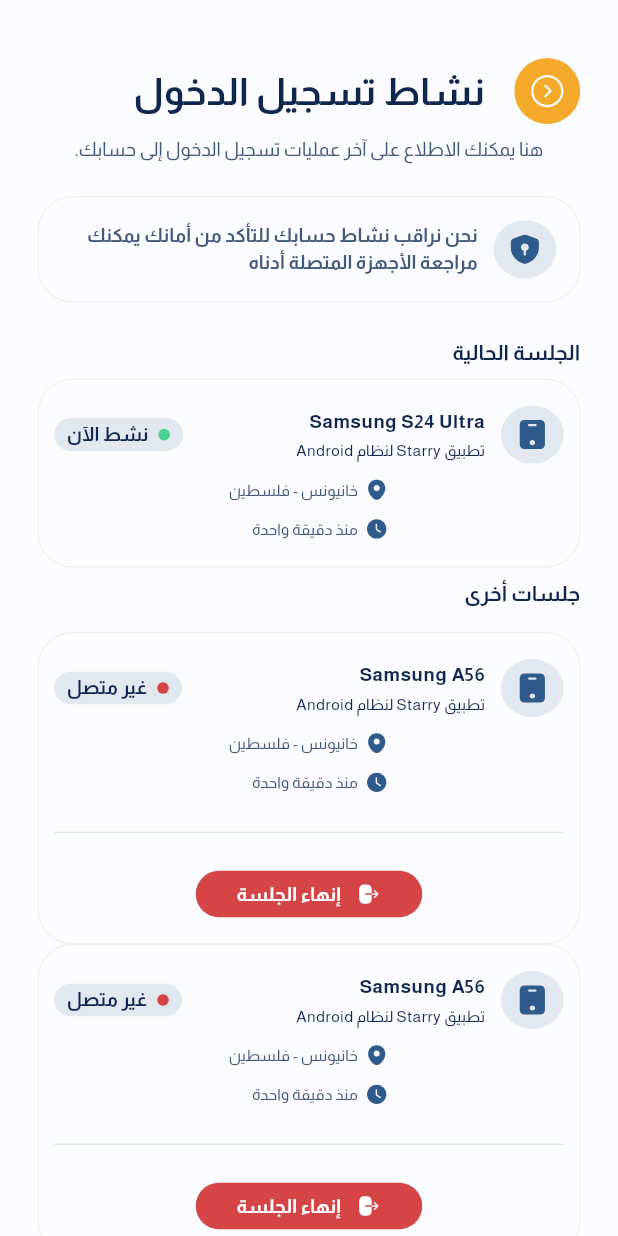
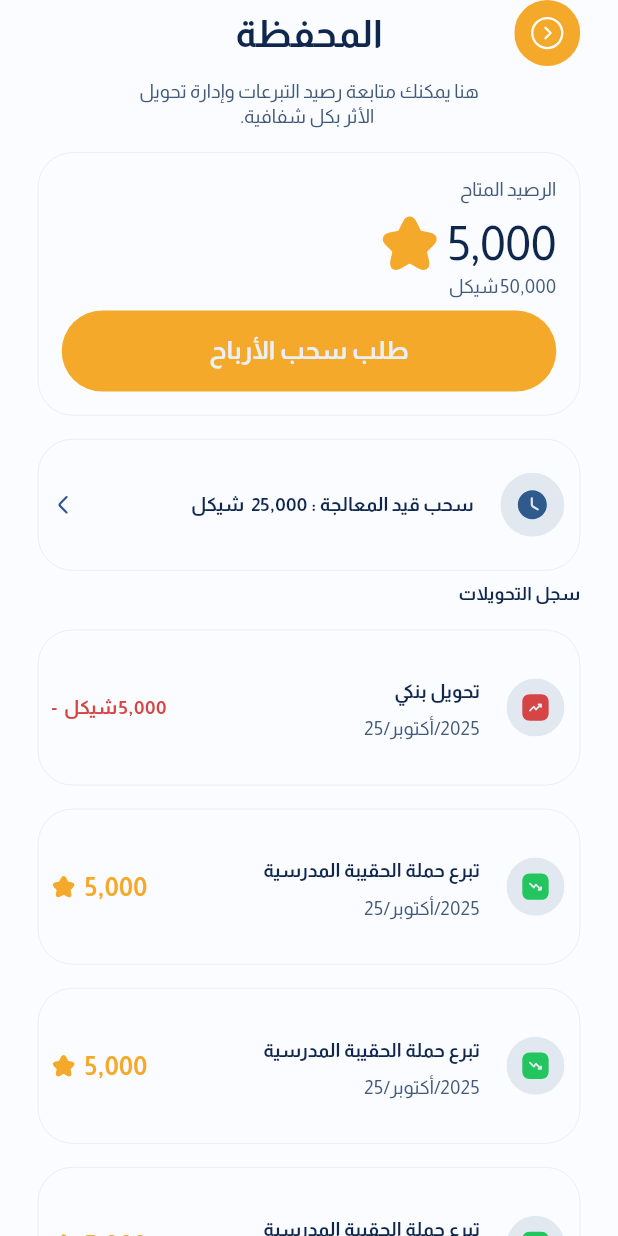
Before and after one commit to alhessiahmed/crowdfunding_platform, a Flutter app: the screen it shows after launch, on a phone screen of 412 x 824 dp. Run offline on Flutter 3.47's test engine with Material 3 defaults, Android fonts, the phone set to English and light mode, and no system bars; our stand-ins replace dotted_border, flutter_screenutil, flutter_svg, get, image_picker, shared_preferences; missing offline and left inert: video_thumbnail.

Commit message:
done wallet_screen

```diff
--- a/lib/controller/core/constants/images_manager.dart
+++ b/lib/controller/core/constants/images_manager.dart
@@ -94,4 +94,8 @@ class ImagesManager {
   static const String phoneIcon = '$iconsPath/ic_phone.svg';
   static const String clockIcon = '$iconsPath/ic_clock.svg';
   static const String logoutIcon = '$iconsPath/ic_logout.svg';
+  static const String withdrawIcon = '$iconsPath/ic_withdraw.svg';
+  static const String depositIcon = '$iconsPath/ic_deposit.svg';
+  static const String onprogressIcon = '$iconsPath/ic_onprogress.svg';
+  static const String arrowLeftIcon = '$iconsPath/ic_arrow_left.svg';
 }
--- a/lib/controller/core/routes/get_pages.dart
+++ b/lib/controller/core/routes/get_pages.dart
@@ -7,6 +7,7 @@ import 'package:crowdfunding_platform/controller/getx/bindings/control_campaign_
 import 'package:crowdfunding_platform/controller/getx/bindings/edit_campaign_details_binding.dart';
 import 'package:crowdfunding_platform/controller/getx/bindings/home_binding.dart';
 import 'package:crowdfunding_platform/controller/getx/bindings/donar_home_binding.dart';
+import 'package:crowdfunding_platform/controller/getx/bindings/wallet_binding.dart';
 import 'package:crowdfunding_platform/view/screens/add_pymaent_method/add_payment_method_page.dart';
 import 'package:crowdfunding_platform/view/screens/add_pymaent_method/choose_payment_method_page.dart';
 import 'package:crowdfunding_platform/view/screens/auth/forgot_password_screen.dart';
@@ -22,6 +23,7 @@ import 'package:crowdfunding_platform/view/screens/main_screen.dart';
 import 'package:crowdfunding_platform/view/screens/update_campaign/add_update_to_campagin_screen.dart';
 import 'package:crowdfunding_platform/view/screens/update_campaign/control_campaign_screen.dart';
 import 'package:crowdfunding_platform/view/screens/update_campaign/edit_campaign_details_screen.dart';
+import 'package:crowdfunding_platform/view/screens/wallet/wallet_screen.dart';
 import 'package:get/get.dart';
 
 import '../../../view/screens/auth/onboarding_shell_screen.dart';
@@ -175,6 +177,11 @@ final List<GetPage<dynamic>> getPages = [
     page: () => const ThanksForPaymentScreen(),
     binding: ThanksForPaymentBinding(),
   ),
+  GetPage(
+    name: RoutesManager.walletScreen,
+    page: () => const WalletScreen(),
+    binding: WalletBinding(),
+  ),
 
   // GetPage(
   //   name: AppRoutes.createAccount,
--- a/lib/controller/core/routes/routes_manager.dart
+++ b/lib/controller/core/routes/routes_manager.dart
@@ -30,4 +30,5 @@ class RoutesManager {
   static const controlCampaignScreen = '/control_campaign_screen';
   static const addUpdateToCampaignScreen = '/add_update_to_campaign_screen';
   static const editCampaignDetailsScreen = '/edit_campaign_details_screen';
+  static const walletScreen = '/wallet_screen';
 }
--- /dev/null
+++ b/lib/controller/getx/bindings/wallet_binding.dart
@@ -0,0 +1,9 @@
+import 'package:crowdfunding_platform/controller/getx/controllers/wallet/wallet_controller.dart';
+import 'package:get/instance_manager.dart';
+
+class WalletBinding implements Bindings {
+  @override
+  void dependencies() {
+    Get.put(WalletController());
+  }
+}
--- /dev/null
+++ b/lib/controller/getx/controllers/wallet/wallet_controller.dart
@@ -0,0 +1,6 @@
+import 'package:get/state_manager.dart';
+
+class WalletController extends GetxController {
+  final int totalStares = 5000;
+  final int mony = 50000;
+}
--- a/lib/controller/localization/ar.dart
+++ b/lib/controller/localization/ar.dart
@@ -251,4 +251,11 @@ Map<String, String> arLocale = {
   'Starry_app_for': 'تطبيق Starry لنظام @OSName',
   'End_session': 'إنهاء الجلسة',
   'Logout_form_All_Devices': 'تسجيل الخروج من كل الأجهزة',
+  'wallet': 'المحفظة',
+  'Here_you_can_track_Your_donation_balance_and_manage_the_impact_transfer_with_complete_transparency.':
+      'هنا يمكنك متابعة رصيد التبرعات وإدارة تحويل\n الأثر بكل شفافية.',
+  'Available_balance': 'الرصيد المتاح',
+  'Withdrawal pending processing': 'سحب قيد المعالجة : @amount  شيكل',
+  'Request_to_withdraw_profits': 'طلب سحب الأرباح',
+  'Transfer_log': 'سجل التحويلات',
 };
--- a/lib/main.dart
+++ b/lib/main.dart
@@ -44,7 +44,7 @@ class MyApp extends StatelessWidget {
           themeMode: ThemeController.to.themeMode,
           // themeMode: ThemeMode.dark,
           // initialRoute: RoutesManager.launchScreen,
-          initialRoute: RoutesManager.loginActivityScreen,
+          initialRoute: RoutesManager.walletScreen,
           getPages: getPages,
           unknownRoute: GetPage(
             name: RoutesManager.launchScreen,
--- /dev/null
+++ b/lib/view/screens/wallet/in_processing_withdrawal_processing_list_tile.dart
@@ -0,0 +1,46 @@
+import 'package:crowdfunding_platform/controller/core/constants/images_manager.dart';
+import 'package:crowdfunding_platform/view/widgets/update_campaign_widget/app_card.dart';
+import 'package:flutter/material.dart';
+import 'package:flutter_screenutil/flutter_screenutil.dart';
+import 'package:flutter_svg/svg.dart';
+import 'package:get/get_utils/src/extensions/internacionalization.dart';
+import 'package:intl/intl.dart';
+
+class InProcessingWithdrawalProcessingListTile extends StatelessWidget {
+  const InProcessingWithdrawalProcessingListTile({
+    super.key,
+    required this.amount,
+  });
+  final int amount;
+  @override
+  Widget build(BuildContext context) {
+    final numberFormatter = NumberFormat('#,###');
+    return AppCard(
+      padding: EdgeInsets.symmetric(vertical: 16.h, horizontal: 8.w),
+      child: ListTile(
+        contentPadding: EdgeInsets.zero,
+        leading: SvgPicture.asset(
+          ImagesManager.onprogressIcon,
+          height: 44.h,
+          width: 44.w,
+        ),
+        title: Text(
+          'Withdrawal pending processing'.trParams({
+            'amount': numberFormatter.format(amount),
+          }),
+          style: Theme.of(context).textTheme.bodyMedium?.copyWith(
+            color: Theme.of(context).colorScheme.primary,
+            fontWeight: FontWeight.bold,
+            fontSize: 12.sp,
+          ),
+        ),
+
+        trailing: SvgPicture.asset(
+          ImagesManager.arrowLeftIcon,
+          height: 16.h,
+          width: 16.w,
+        ),
+      ),
+    );
+  }
+}
--- /dev/null
+++ b/lib/view/screens/wallet/wallet_screen.dart
@@ -0,0 +1,125 @@
+import 'package:crowdfunding_platform/controller/getx/controllers/wallet/wallet_controller.dart';
+import 'package:crowdfunding_platform/view/screens/wallet/in_processing_withdrawal_processing_list_tile.dart';
+import 'package:crowdfunding_platform/view/widgets/update_campaign_widget/appbar_section.dart';
+import 'package:crowdfunding_platform/view/widgets/wallet_widget/balance_card_widget.dart';
+import 'package:crowdfunding_platform/view/widgets/wallet_widget/wallet_transaction_tile.dart';
+import 'package:flutter/material.dart';
+import 'package:flutter_screenutil/flutter_screenutil.dart';
+import 'package:get/get.dart';
+
+class WalletScreen extends GetView<WalletController> {
+  const WalletScreen({super.key});
+
+  @override
+  Widget build(BuildContext context) {
+    final transactions = <_WalletTransactionItem>[
+      const _WalletTransactionItem(
+        title: 'تحويل بنكي',
+        dateText: '2025/أكتوبر/25',
+        amount: 5000,
+        type: WalletTransactionType.withdraw,
+      ),
+      const _WalletTransactionItem(
+        title: 'تبرع حملة الحقيبة المدرسية',
+        dateText: '2025/أكتوبر/25',
+        amount: 5000,
+        type: WalletTransactionType.donation,
+      ),
+      const _WalletTransactionItem(
+        title: 'تبرع حملة الحقيبة المدرسية',
+        dateText: '2025/أكتوبر/25',
+        amount: 5000,
+        type: WalletTransactionType.donation,
+      ),
+      const _WalletTransactionItem(
+        title: 'تبرع حملة الحقيبة المدرسية',
+        dateText: '2025/أكتوبر/25',
+        amount: 5000,
+        type: WalletTransactionType.donation,
+      ),
+    ];
+
+    return Scaffold(
+      body: SafeArea(
+        child: SingleChildScrollView(
+          child: Padding(
+            padding: EdgeInsets.symmetric(horizontal: 24.w),
+            child: Column(
+              crossAxisAlignment: CrossAxisAlignment.start,
+              children: [
+                AppbarSection(
+                  title: 'wallet'.tr,
+                  subTitle:
+                      'Here_you_can_track_Your_donation_balance_and_manage_the_impact_transfer_with_complete_transparency.'
+                          .tr,
+                ),
+                SizedBox(height: 16.h),
+                BalanceCardWidget(
+                  totalStares: controller.totalStares,
+                  mony: controller.mony,
+                ),
+                SizedBox(height: 16.h),
+                InProcessingWithdrawalProcessingListTile(amount: 25000),
+                SizedBox(height: 8.h),
+                Text(
+                  'Transfer_log'.tr,
+                  style: Theme.of(context).textTheme.labelMedium?.copyWith(
+                    color: Theme.of(context).colorScheme.primary,
+                    fontWeight: FontWeight.bold,
+                  ),
+                ),
+                SizedBox(height: 16.h),
+                ListView.separated(
+                  itemCount: transactions.length,
+                  shrinkWrap: true,
+                  physics: const NeverScrollableScrollPhysics(),
+                  separatorBuilder: (_, __) => SizedBox(height: 16.h),
+                  itemBuilder: (context, index) {
+                    final item = transactions[index];
+                    return WalletTransactionTile(
+                      title: item.title,
+                      dateText: item.dateText,
+                      amount: item.amount,
+                      type: item.type,
+                    );
+                  },
+                ),
+                SizedBox(height: 16.h),
+                ElevatedButton(
+                  onPressed: () {},
+                  child: Text('Payment_tracking'.tr),
+                ),
+                SizedBox(height: 16.h),
+                Align(
+                  alignment: Alignment.center,
+                  child: Text(
+                    'All_payments_are_secure_and_encrypted.'.tr,
+                    textAlign: TextAlign.center,
+                    style: Theme.of(context).textTheme.bodySmall?.copyWith(
+                      color: Theme.of(context).colorScheme.primary,
+                    ),
+                  ),
+                ),
+                SizedBox(height: 16.h),
+              ],
+            ),
+          ),
+        ),
+      ),
+    );
+  }
+}
+
+class _WalletTransactionItem {
+  const _WalletTransactionItem({
+    required this.title,
+    required this.dateText,
+    required this.amount,
+    required this.type,
+  });
+
+  final String title;
+  final String dateText;
+  final int amount;
+  final WalletTransactionType type;
+}
--- a/lib/view/widgets/update_campaign_widget/appbar_section.dart
+++ b/lib/view/widgets/update_campaign_widget/appbar_section.dart
@@ -13,10 +13,9 @@ class AppbarSection extends StatelessWidget {
         CustomAppBar(title: title ?? '', onIconTap: onBack),
         SizedBox(height: 8),
         Text(
+          textAlign: TextAlign.center,
           subTitle ?? '',
-          style: Theme.of(
-            context,
-          ).textTheme.bodySmall?.copyWith(
+          style: Theme.of(context).textTheme.bodySmall?.copyWith(
             color: Theme.of(context).colorScheme.onSurfaceVariant,
           ),
         ),
--- /dev/null
+++ b/lib/view/widgets/wallet_widget/balance_card_widget.dart
@@ -0,0 +1,75 @@
+import 'package:crowdfunding_platform/controller/core/constants/colors_manager.dart';
+import 'package:crowdfunding_platform/controller/core/constants/images_manager.dart';
+import 'package:crowdfunding_platform/view/widgets/update_campaign_widget/app_card.dart';
+import 'package:flutter/material.dart';
+import 'package:flutter_screenutil/flutter_screenutil.dart';
+import 'package:flutter_svg/svg.dart';
+import 'package:get/get_utils/src/extensions/internacionalization.dart';
+import 'package:intl/intl.dart';
+
+class BalanceCardWidget extends StatelessWidget {
+  const BalanceCardWidget({
+    super.key,
+    required this.totalStares,
+    required this.mony,
+  });
+  final int totalStares;
+  final int mony;
+  @override
+  Widget build(BuildContext context) {
+    final numberFormatter = NumberFormat('#,###');
+    return AppCard(
+      child: Column(
+        crossAxisAlignment: CrossAxisAlignment.start,
+        children: [
+          Text(
+            'Available_balance'.tr,
+            style: Theme.of(context).textTheme.bodySmall?.copyWith(
+              color: ColorsManager.secondaryLight,
+            ),
+          ),
+          SizedBox(height: 8.h),
+          Row(
+            children: [
+              Text(
+                numberFormatter.format(totalStares),
+                style: Theme.of(context).textTheme.headlineLarge?.copyWith(
+                  color: Theme.of(context).colorScheme.primary,
+                ),
+              ),
+              SizedBox(width: 4.w),
+              SvgPicture.asset(ImagesManager.star, width: 40.w, height: 40.h),
+            ],
+          ),
+          Row(
+            children: [
+              Text(
+                numberFormatter.format(mony),
+                style: Theme.of(context).textTheme.bodySmall?.copyWith(
+                  color: ColorsManager.secondaryLight,
+                ),
+              ),
+              SizedBox(width: 1.w),
+              Text(
+                'Shakel'.tr,
+                style: Theme.of(context).textTheme.bodySmall?.copyWith(
+                  color: ColorsManager.secondaryLight,
+                ),
+              ),
+            ],
+          ),
+          SizedBox(height: 8.h),
+          ElevatedButton(
+            style: ElevatedButton.styleFrom(
+              shape: RoundedRectangleBorder(
+                borderRadius: BorderRadius.circular(28.r),
+              ),
+            ),
+            onPressed: () {},
+            child: Text('Request_to_withdraw_profits'.tr),
+          ),
+        ],
+      ),
+    );
+  }
+}
--- /dev/null
+++ b/lib/view/widgets/wallet_widget/wallet_transaction_tile.dart
@@ -0,0 +1,134 @@
+import 'package:crowdfunding_platform/controller/core/constants/colors_manager.dart';
+import 'package:crowdfunding_platform/controller/core/constants/images_manager.dart';
+import 'package:crowdfunding_platform/view/widgets/update_campaign_widget/app_card.dart';
+import 'package:flutter/material.dart';
+import 'package:flutter_screenutil/flutter_screenutil.dart';
+import 'package:flutter_svg/svg.dart';
+import 'package:get/get_utils/src/extensions/internacionalization.dart';
+import 'package:intl/intl.dart' as intl;
+
+enum WalletTransactionType { withdraw, donation }
+
+class WalletTransactionTile extends StatelessWidget {
+  const WalletTransactionTile({
+    super.key,
+    required this.title,
+    required this.dateText,
+    required this.amount,
+    required this.type,
+  });
+
+  final String title;
+  final String dateText;
+  final int amount;
+  final WalletTransactionType type;
+
+  @override
+  Widget build(BuildContext context) {
+    final isWithdraw = type == WalletTransactionType.withdraw;
+    final numberFormatter = intl.NumberFormat('#,###');
+    final amountText = numberFormatter.format(amount);
+    final amountColor = isWithdraw
+        ? ColorsManager.danger
+        : ColorsManager.primaryCTA;
+    final iconAsset = isWithdraw
+        ? ImagesManager.withdrawIcon
+        : ImagesManager.depositIcon;
+
+    return AppCard(
+      padding: EdgeInsets.symmetric(vertical: 16.h, horizontal: 8.w),
+      child: Directionality(
+        textDirection: TextDirection.rtl,
+        child: ListTile(
+          contentPadding: EdgeInsets.zero,
+          leading: SvgPicture.asset(iconAsset, width: 40.w, height: 40.h),
+          trailing: _AmountSection(
+            amountText: amountText,
+            amountColor: amountColor,
+            showStar: !isWithdraw,
+            showCurrency: isWithdraw,
+            isWithdraw: isWithdraw,
+          ),
+          title: Text(
+            title,
+            style: Theme.of(context).textTheme.bodySmall?.copyWith(
+              fontWeight: FontWeight.bold,
+              color: Theme.of(context).colorScheme.primary,
+            ),
+          ),
+          subtitle: Padding(
+            padding: EdgeInsets.only(top: 8.h),
+            child: Text(
+              dateText,
+              style: Theme.of(context).textTheme.bodySmall?.copyWith(
+                color: ColorsManager.secondaryLight,
+              ),
+            ),
+          ),
+        ),
+      ),
+    );
+  }
+}
+
+class _AmountSection extends StatelessWidget {
+  const _AmountSection({
+    required this.amountText,
+    required this.amountColor,
+    required this.showStar,
+    required this.showCurrency,
+    required this.isWithdraw,
+  });
+
+  final String amountText;
+  final Color amountColor;
+  final bool showStar;
+  final bool showCurrency;
+  final bool isWithdraw;
+
+  @override
+  Widget build(BuildContext context) {
+    return FittedBox(
+      fit: BoxFit.scaleDown,
+      alignment: Alignment.centerLeft,
+      child: Row(
+        mainAxisSize: MainAxisSize.min,
+        children: [
+          Text(
+            amountText,
+            textDirection: TextDirection.ltr,
+            style:
+                (isWithdraw
+                        ? Theme.of(context).textTheme.bodySmall
+                        : Theme.of(context).textTheme.bodyMedium)
+                    ?.copyWith(fontWeight: FontWeight.bold, color: amountColor),
+          ),
+          if (showStar) ...[
+            SizedBox(width: 6.w),
+            SvgPicture.asset(ImagesManager.star, width: 16.w, height: 16.h),
+          ],
+          if (showCurrency) ...[
+            SizedBox(width: 1.w),
+            Text(
+              'Shakel'.tr,
+              style: Theme.of(context).textTheme.bodySmall?.copyWith(
+                fontWeight: FontWeight.bold,
+                color: amountColor,
+              ),
+            ),
+          ],
+          if (isWithdraw) ...[
+            SizedBox(width: 4.w),
+            Text(
+              '-',
+              style: Theme.of(context).textTheme.bodySmall?.copyWith(
+                fontWeight: FontWeight.bold,
+                color: amountColor,
+              ),
+            ),
+          ],
+        ],
+      ),
+    );
+  }
+}
```
Also changed, not shown: assets/images/icons/ic_arrow_left.svg (added), assets/images/icons/ic_deposit.svg (added), assets/images/icons/ic_onprogress.svg (added), assets/images/icons/ic_withdraw.svg (added).
